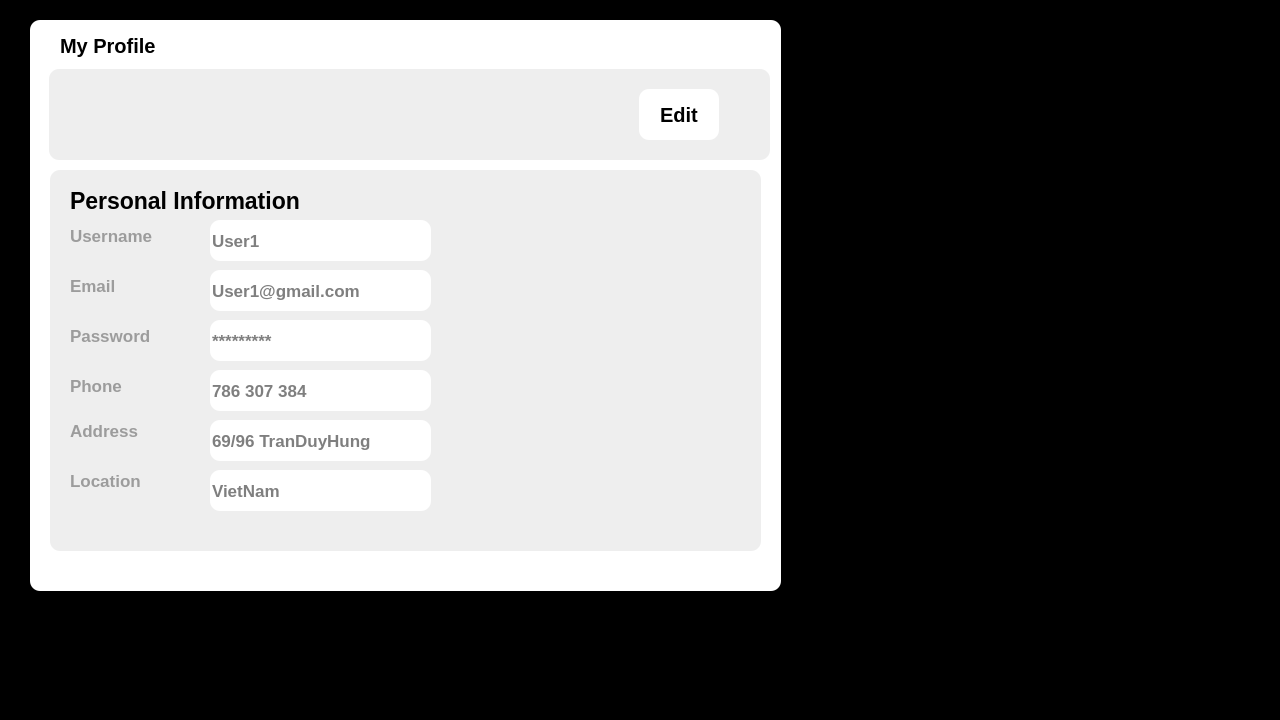
Above: ui/thoingtinnguoidung.ui from xbinh47/PTI_TungNam_DaiKhang before the change. Below: the same form after it.
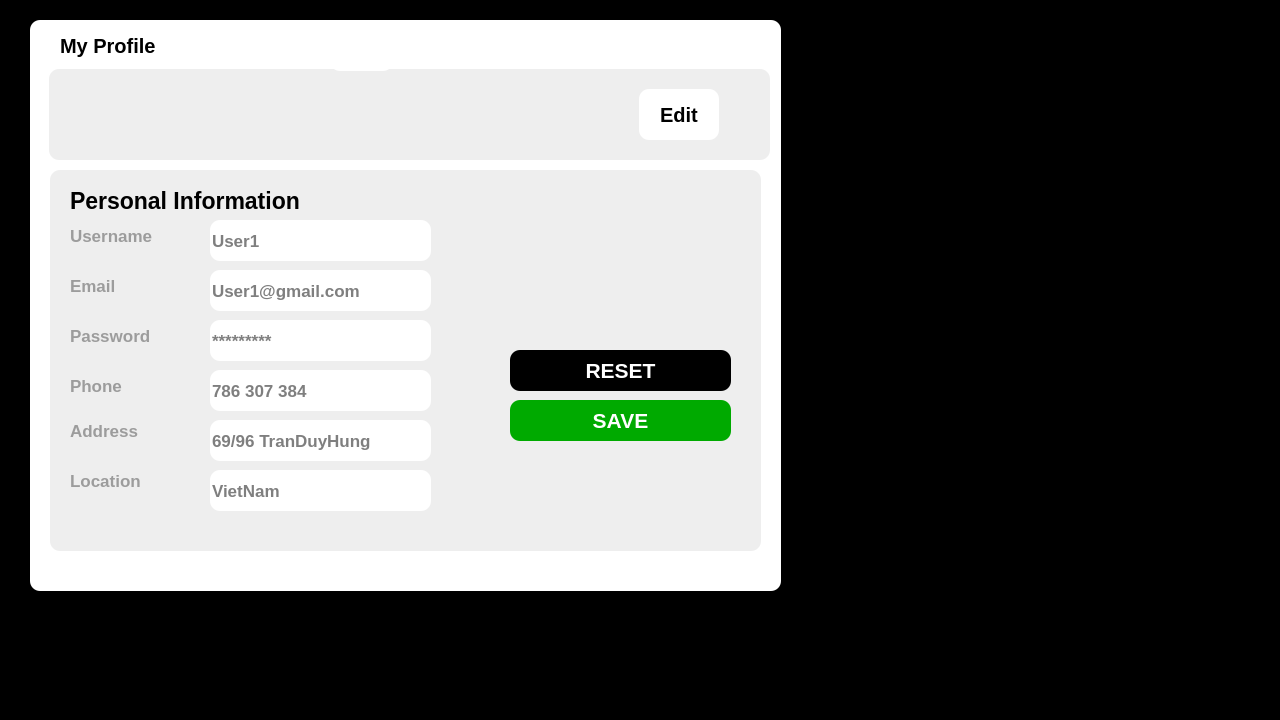
That is the form after the change. Icons and pictures are not drawn.

Diff of the .ui file:
```diff
--- a/ui/thoingtinnguoidung.ui
+++ b/ui/thoingtinnguoidung.ui
@@ -431,6 +431,73 @@
       <string>VietNam</string>
      </property>
     </widget>
+    <widget class="QPushButton" name="pushButton_2">
+     <property name="geometry">
+      <rect>
+       <x>460</x>
+       <y>230</y>
+       <width>221</width>
+       <height>41</height>
+      </rect>
+     </property>
+     <property name="font">
+      <font>
+       <pointsize>16</pointsize>
+       <bold>true</bold>
+      </font>
+     </property>
+     <property name="styleSheet">
+      <string notr="true">color: rgb(255, 255, 255);
+border-radius: 10px;
+background-color: rgb(0, 170, 0);</string>
+     </property>
+     <property name="text">
+      <string>SAVE</string>
+     </property>
+    </widget>
+    <widget class="QPushButton" name="pushButton_3">
+     <property name="geometry">
+      <rect>
+       <x>460</x>
+       <y>180</y>
+       <width>221</width>
+       <height>41</height>
+      </rect>
+     </property>
+     <property name="font">
+      <font>
+       <pointsize>16</pointsize>
+       <bold>true</bold>
+      </font>
+     </property>
+     <property name="styleSheet">
+      <string notr="true">color: rgb(255, 255, 255);
+border-radius: 10px;
+background-color: rgb(0, 0, 0);</string>
+     </property>
+     <property name="text">
+      <string>RESET</string>
+     </property>
+    </widget>
+   </widget>
+   <widget class="QLabel" name="label_10">
+    <property name="geometry">
+     <rect>
+      <x>300</x>
+      <y>0</y>
+      <width>63</width>
+      <height>51</height>
+     </rect>
+    </property>
+    <property name="text">
+     <string/>
+    </property>
+    <property name="pixmap">
+     <pixmap>../img/Screenshot_2024-06-30_042502-removebg-preview.png</pixmap>
+    </property>
+    <property name="scaledContents">
+     <bool>true</bool>
+    </property>
    </widget>
   </widget>
  </widget>
```
